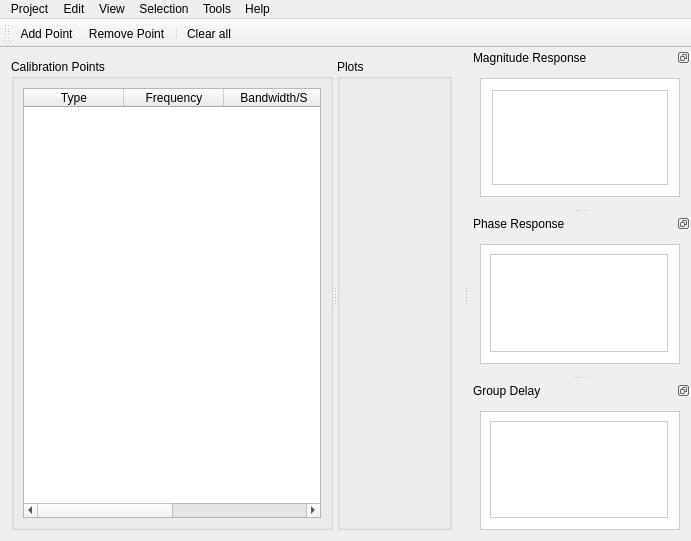
Qt form mainwindow.ui (timschneeb/DDCToolbox) before a commit.
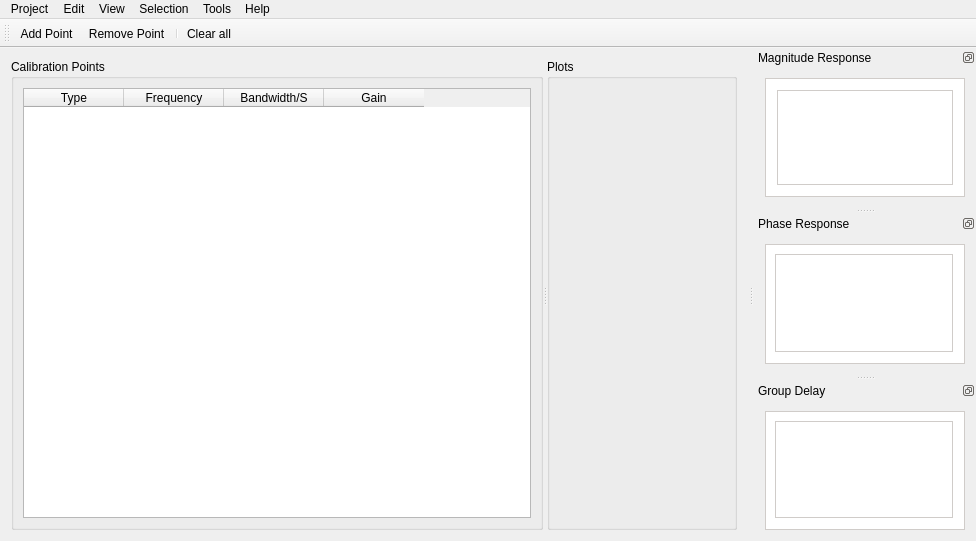
The same form after that commit. Icons and pictures are not drawn. Custom widgets are drawn as their Qt base class.

```diff
--- a/mainwindow.ui
+++ b/mainwindow.ui
@@ -6,7 +6,7 @@
    <rect>
     <x>0</x>
     <y>0</y>
-    <width>691</width>
+    <width>976</width>
     <height>541</height>
    </rect>
   </property>
@@ -77,7 +77,7 @@
            <enum>Qt::SolidLine</enum>
           </property>
           <property name="sortingEnabled">
-           <bool>true</bool>
+           <bool>false</bool>
           </property>
           <property name="cornerButtonEnabled">
            <bool>false</bool>
@@ -141,7 +141,7 @@
     <rect>
      <x>0</x>
      <y>0</y>
-     <width>691</width>
+     <width>976</width>
      <height>22</height>
     </rect>
    </property>
```
